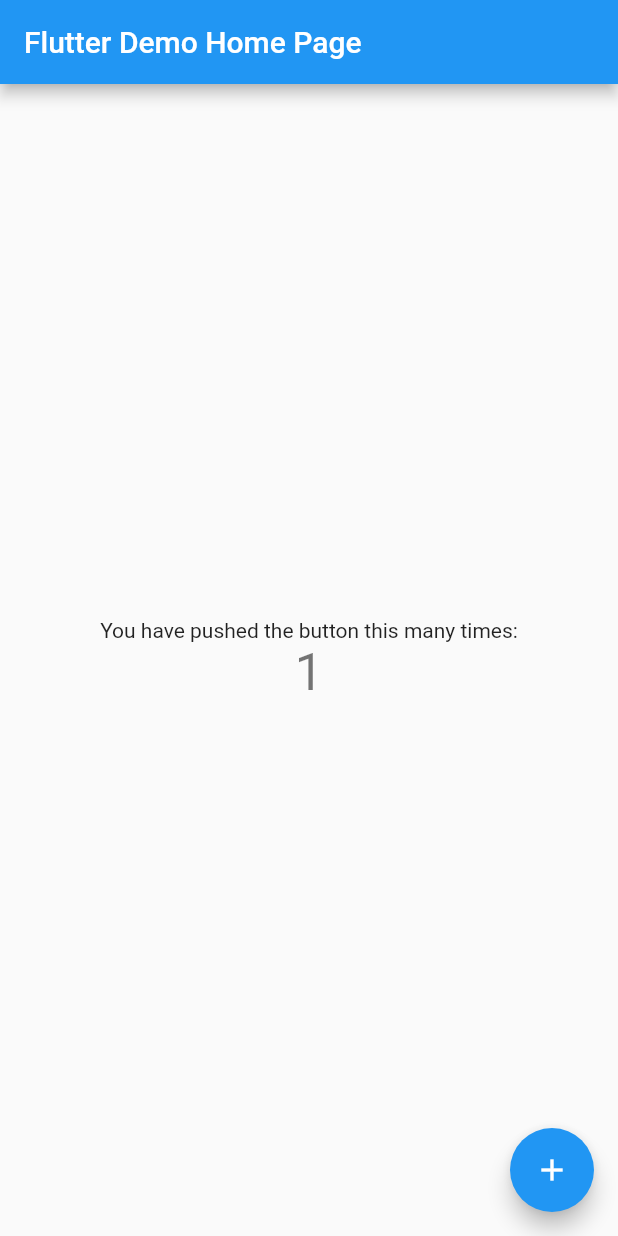
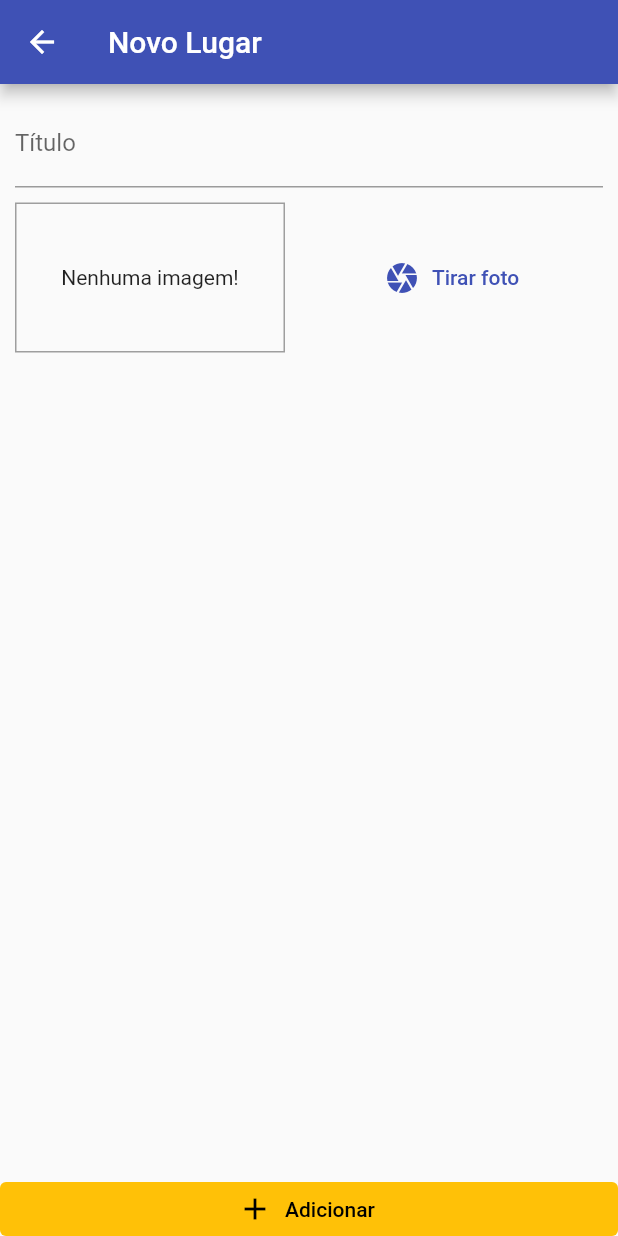
Before and after one commit to rayssasandrade/great_places, a Flutter app: the screen it shows after launch, after a tap on the "add" icon, on a phone screen of 412 x 824 dp. Run offline on Flutter 3.47's test engine with Material 2 defaults, Android fonts, the phone set to English and light mode, and no system bars.

Commit message:
criado formulário

```diff
--- a/lib/main.dart
+++ b/lib/main.dart
@@ -1,115 +1,27 @@
 import 'package:flutter/material.dart';
+import 'package:great_places/screens/place_form_screen.dart';
+import 'package:great_places/utils/app_routes.dart';
+import './screens/places_list_screen.dart';
 
 void main() {
-  runApp(const MyApp());
+  runApp(MyApp());
 }
 
 class MyApp extends StatelessWidget {
-  const MyApp({Key? key}) : super(key: key);
-
   // This widget is the root of your application.
   @override
   Widget build(BuildContext context) {
     return MaterialApp(
-      title: 'Flutter Demo',
+      title: 'Great Places',
       theme: ThemeData(
-        // This is the theme of your application.
-        //
-        // Try running your application with "flutter run". You'll see the
-        // application has a blue toolbar. Then, without quitting the app, try
-        // changing the primarySwatch below to Colors.green and then invoke
-        // "hot reload" (press "r" in the console where you ran "flutter run",
-        // or simply save your changes to "hot reload" in a Flutter IDE).
-        // Notice that the counter didn't reset back to zero; the application
-        // is not restarted.
-        primarySwatch: Colors.blue,
+        primarySwatch: Colors.indigo,
+        accentColor: Colors.amber,
+        visualDensity: VisualDensity.adaptivePlatformDensity,
       ),
-      home: const MyHomePage(title: 'Flutter Demo Home Page'),
+      home: PlacesListScreen(),
+      routes: {
+        AppRoutes.PLACE_FORM: (ctx) => PlaceFormScreen(),
+      },
     );
   }
 }
-
-class MyHomePage extends StatefulWidget {
-  const MyHomePage({Key? key, required this.title}) : super(key: key);
-
-  // This widget is the home page of your application. It is stateful, meaning
-  // that it has a State object (defined below) that contains fields that affect
-  // how it looks.
-
-  // This class is the configuration for the state. It holds the values (in this
-  // case the title) provided by the parent (in this case the App widget) and
-  // used by the build method of the State. Fields in a Widget subclass are
-  // always marked "final".
-
-  final String title;
-
-  @override
-  State<MyHomePage> createState() => _MyHomePageState();
-}
-
-class _MyHomePageState extends State<MyHomePage> {
-  int _counter = 0;
-
-  void _incrementCounter() {
-    setState(() {
-      // This call to setState tells the Flutter framework that something has
-      // changed in this State, which causes it to rerun the build method below
-      // so that the display can reflect the updated values. If we changed
-      // _counter without calling setState(), then the build method would not be
-      // called again, and so nothing would appear to happen.
-      _counter++;
-    });
-  }
-
-  @override
-  Widget build(BuildContext context) {
-    // This method is rerun every time setState is called, for instance as done
-    // by the _incrementCounter method above.
-    //
-    // The Flutter framework has been optimized to make rerunning build methods
-    // fast, so that you can just rebuild anything that needs updating rather
-    // than having to individually change instances of widgets.
-    return Scaffold(
-      appBar: AppBar(
-        // Here we take the value from the MyHomePage object that was created by
-        // the App.build method, and use it to set our appbar title.
-        title: Text(widget.title),
-      ),
-      body: Center(
-        // Center is a layout widget. It takes a single child and positions it
-        // in the middle of the parent.
-        child: Column(
-          // Column is also a layout widget. It takes a list of children and
-          // arranges them vertically. By default, it sizes itself to fit its
-          // children horizontally, and tries to be as tall as its parent.
-          //
-          // Invoke "debug painting" (press "p" in the console, choose the
-          // "Toggle Debug Paint" action from the Flutter Inspector in Android
-          // Studio, or the "Toggle Debug Paint" command in Visual Studio Code)
-          // to see the wireframe for each widget.
-          //
-          // Column has various properties to control how it sizes itself and
-          // how it positions its children. Here we use mainAxisAlignment to
-          // center the children vertically; the main axis here is the vertical
-          // axis because Columns are vertical (the cross axis would be
-          // horizontal).
-          mainAxisAlignment: MainAxisAlignment.center,
-          children: <Widget>[
-            const Text(
-              'You have pushed the button this many times:',
-            ),
-            Text(
-              '$_counter',
-              style: Theme.of(context).textTheme.headline4,
-            ),
-          ],
-        ),
-      ),
-      floatingActionButton: FloatingActionButton(
-        onPressed: _incrementCounter,
-        tooltip: 'Increment',
-        child: const Icon(Icons.add),
-      ), // This trailing comma makes auto-formatting nicer for build methods.
-    );
-  }
-}
--- /dev/null
+++ b/lib/screens/place_form_screen.dart
@@ -0,0 +1,58 @@
+import 'package:flutter/material.dart';
+import 'package:great_places/widgets/image_input.dart';
+
+class PlaceFormScreen extends StatefulWidget {
+  @override
+  _PlaceFormScreenState createState() => _PlaceFormScreenState();
+}
+
+class _PlaceFormScreenState extends State<PlaceFormScreen> {
+  final _titleController = TextEditingController();
+
+  void _submitForm() {}
+
+  @override
+  Widget build(BuildContext context) {
+    return Scaffold(
+      appBar: AppBar(
+        title: Text('Novo Lugar'),
+      ),
+      body: Column(
+        //mainAxisAlignment: MainAxisAlignment.spaceBetween,
+        crossAxisAlignment: CrossAxisAlignment.stretch,
+        children: [
+          Expanded(
+            child: SingleChildScrollView(
+              child: Padding(
+                padding: const EdgeInsets.all(10),
+                child: Column(
+                  children: [
+                    TextField(
+                      controller: _titleController,
+                      decoration: InputDecoration(
+                        labelText: 'Título',
+                      ),
+                    ),
+                    SizedBox(height: 10),
+                    ImageInput(),
+                  ],
+                ),
+              ),
+            ),
+          ),
+          ElevatedButton.icon(
+            icon: Icon(Icons.add),
+            label: Text('Adicionar'),
+            style: ElevatedButton.styleFrom(
+              primary: Theme.of(context).accentColor,
+              onPrimary: Colors.black,
+              elevation: 0,
+              tapTargetSize: MaterialTapTargetSize.shrinkWrap,
+            ),
+            onPressed: _submitForm,
+          ),
+        ],
+      ),
+    );
+  }
+}
--- /dev/null
+++ b/lib/screens/places_list_screen.dart
@@ -0,0 +1,24 @@
+import 'package:flutter/material.dart';
+import 'package:great_places/utils/app_routes.dart';
+
+class PlacesListScreen extends StatelessWidget {
+  @override
+  Widget build(BuildContext context) {
+    return Scaffold(
+      appBar: AppBar(
+        title: Text('Meus lugares'),
+        actions: [
+          IconButton(
+            icon: Icon(Icons.add),
+            onPressed: () {
+              Navigator.of(context).pushNamed(AppRoutes.PLACE_FORM);
+            },
+          ),
+        ],
+      ),
+      body: Center(
+        child: CircularProgressIndicator(),
+      ),
+    );
+  }
+}
--- /dev/null
+++ b/lib/utils/app_routes.dart
@@ -0,0 +1,3 @@
+class AppRoutes {
+  static const String PLACE_FORM = '/place-form';
+}
--- /dev/null
+++ b/lib/widgets/image_input.dart
@@ -0,0 +1,33 @@
+import 'package:flutter/material.dart';
+
+class ImageInput extends StatefulWidget {
+  @override
+  _ImageInputState createState() => _ImageInputState();
+}
+
+class _ImageInputState extends State<ImageInput> {
+  @override
+  Widget build(BuildContext context) {
+    return Row(
+      children: [
+        Container(
+          width: 180,
+          height: 100,
+          decoration: BoxDecoration(
+            border: Border.all(width: 1, color: Colors.grey),
+          ),
+          alignment: Alignment.center,
+          child: Text('Nenhuma imagem!'),
+        ),
+        SizedBox(width: 10),
+        Expanded(
+          child: TextButton.icon(
+            icon: Icon(Icons.camera),
+            label: Text('Tirar foto'),
+            onPressed: () {},
+          ),
+        ),
+      ],
+    );
+  }
+}
--- a/pubspec.yaml
+++ b/pubspec.yaml
@@ -29,7 +29,7 @@
 dependencies:
   flutter:
     sdk: flutter
-
+  provider: ^5.0.0
 
   # The following adds the Cupertino Icons font to your application.
   # Use with the CupertinoIcons class for iOS style icons.
```
Also changed, not shown: lib/models/place.dart (added, +27 -0 lines), lib/provider/great_places.dart (added, +18 -0 lines), pubspec.lock, 1 other file.
